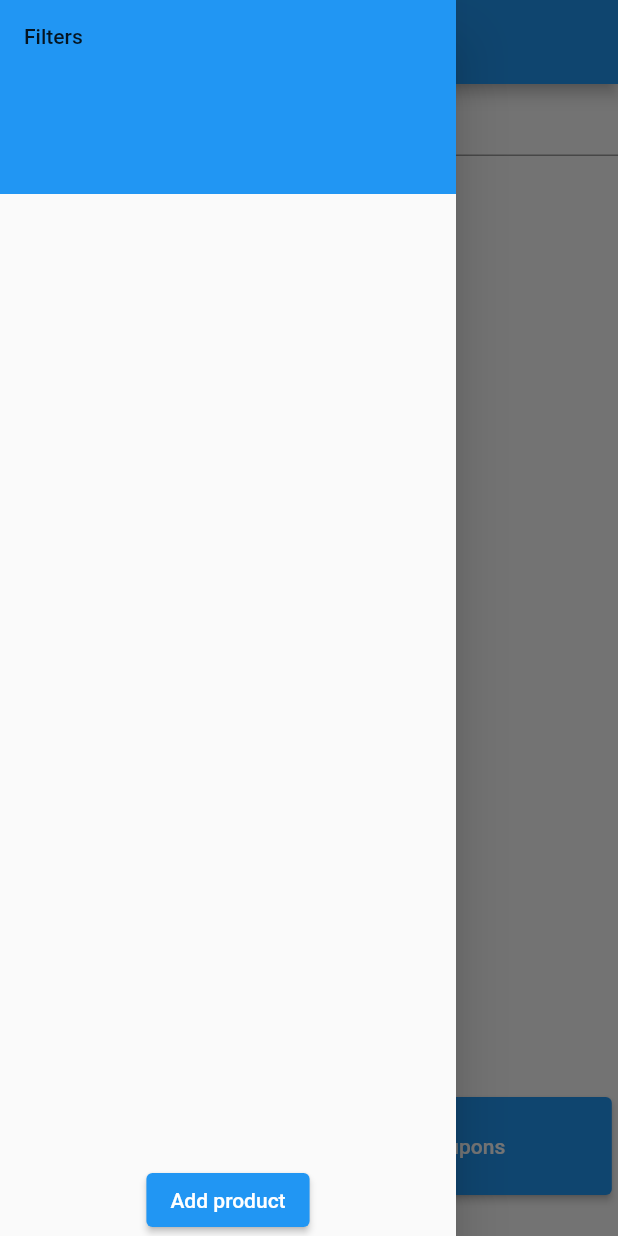
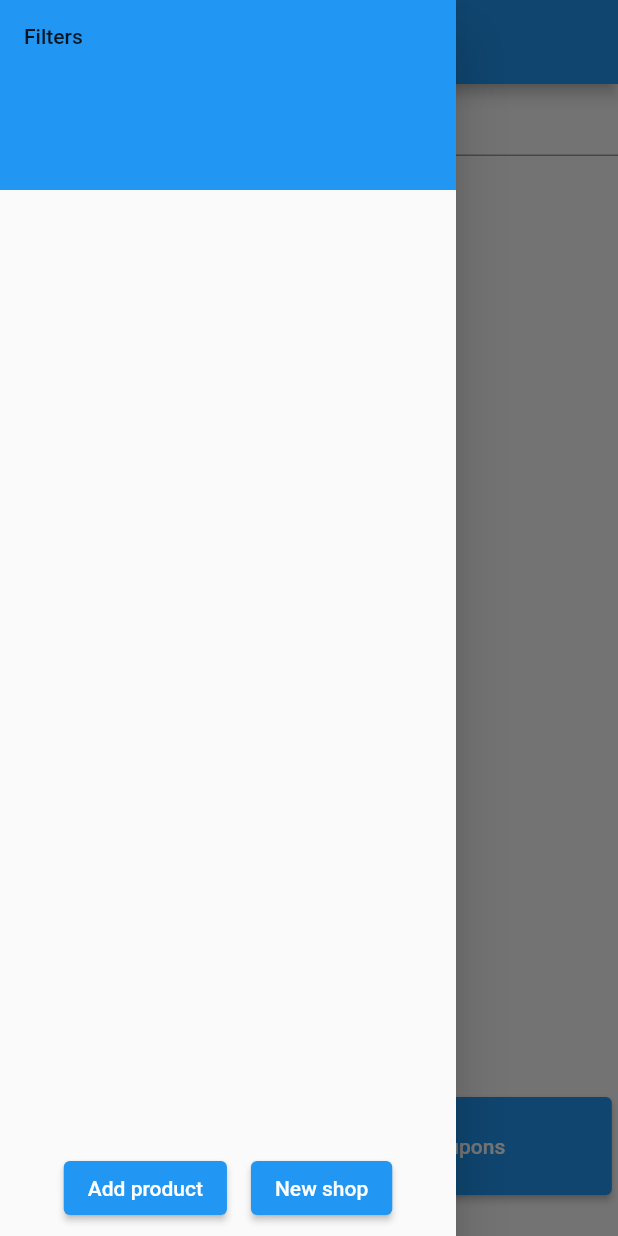
Before and after one commit to JVisi/projekt_labor, a Flutter app: the ItemScreen screen opened directly with empty values, with the side drawer open, on a phone screen of 412 x 824 dp. Run offline on Flutter 3.47's test engine with Material 2 defaults, Android fonts, the phone set to English and light mode, and no system bars; our stand-ins replace flutter_spinkit, shared_preferences; missing offline and left inert: flutter_barcode_scanner, flutter_number_picker; accounts and stored records are empty; generated files the repository leaves out were written again.

Commit message:
feature: can add shops now: side menu-> add shop

```diff
--- a/lib/l10n/app_en.arb
+++ b/lib/l10n/app_en.arb
@@ -25,5 +25,9 @@
   "yes": "Yes",
   "successful_update": "Updated successfully",
   "fillTextFormWarning": "Please fill all the required forms",
-    "default_error_message": "Oops, something went wrong..."
+  "default_error_message": "Oops, something went wrong...",
+  "successful_add": "Added successfully",
+  "shop_name": "Shop's name",
+  "shop_address": "Shop's address",
+  "new_shop_button": "New shop"
 }
--- a/lib/l10n/app_hu.arb
+++ b/lib/l10n/app_hu.arb
@@ -25,5 +25,9 @@
     "yes": "Igen",
     "successful_update": "Sikeresen frissítve",
     "fillTextFormWarning": "Kérjük mindent mezőt töltsön ki",
-    "default_error_message": "Hoppá, valami hiba történt..."
+    "default_error_message": "Hoppá, valami hiba történt...",
+    "successful_add": "Sikeres hozzáadás",
+    "shop_name": "Bolt neve",
+    "shop_address": "Bolt címe",
+    "new_shop_button": "Új bolt"
 }
--- a/lib/screens/item_screen.dart
+++ b/lib/screens/item_screen.dart
@@ -9,6 +9,7 @@ import 'package:shop_assistant/config/model.dart';
 import 'package:shop_assistant/core/shopping_list.dart';
 import 'package:flutter_gen/gen_l10n/app_localizations.dart';
 import 'package:shop_assistant/screens/add_new_item.dart';
+import 'package:shop_assistant/screens/add_new_shop.dart';
 import 'package:shop_assistant/web/get_all_coupons.dart';
 import 'package:shop_assistant/web/get_shops.dart';
 
@@ -102,7 +103,12 @@ class ItemScreenState extends State<ItemScreen> {
                     itemBuilder: (context, index) =>
                         shopFilterTiles.elementAt(index)),
               ),
-              ElevatedButton(
+              Row(mainAxisAlignment: MainAxisAlignment.center,
+                children: [
+                  Padding(
+                    padding: const EdgeInsets.all(8.0),
+                    child: Expanded(
+                      child: ElevatedButton(
                           onPressed: () => Navigator.push(
                                 context,
                                 MaterialPageRoute(
@@ -115,7 +121,25 @@ class ItemScreenState extends State<ItemScreen> {
                                       }),
                                 ),
                               ),
-                  child: Text(AppLocalizations.of(context).new_product_button))
+                          child: Text(
+                              AppLocalizations.of(context).new_product_button)),
+                    ),
+                  ),
+                  Padding(
+                    padding: const EdgeInsets.all(8.0),
+                    child: Expanded(
+                      child: ElevatedButton(
+                          onPressed: () => Navigator.push(
+                                context,
+                                MaterialPageRoute(
+                                    builder: (context) => AddShopScreen()),
+                              ),
+                          child:
+                              Text(AppLocalizations.of(context).new_shop_button)),
+                    ),
+                  )
+                ],
+              ),
             ],
           ),
         ),
```
Also changed, not shown: lib/screens/add_new_shop.dart (added, +126 -0 lines), lib/web/add_new_shop.dart (added, +26 -0 lines). Lines whose indentation alone changed are shown as unchanged.
